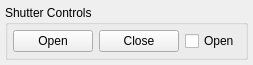
nanophotonics/nplab, file nplab/instrument/shutter/shutter.ui: the form before one commit.
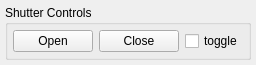
The form after the commit.

Commit message:
shutter ui - renamed buttons
shutter ui - buttons renamed

```diff
--- a/nplab/instrument/shutter/shutter.ui
+++ b/nplab/instrument/shutter/shutter.ui
@@ -61,7 +61,7 @@
       <item>
        <widget class="QCheckBox" name="state">
         <property name="text">
-         <string>Open</string>
+         <string>toggle</string>
         </property>
        </widget>
       </item>
```
